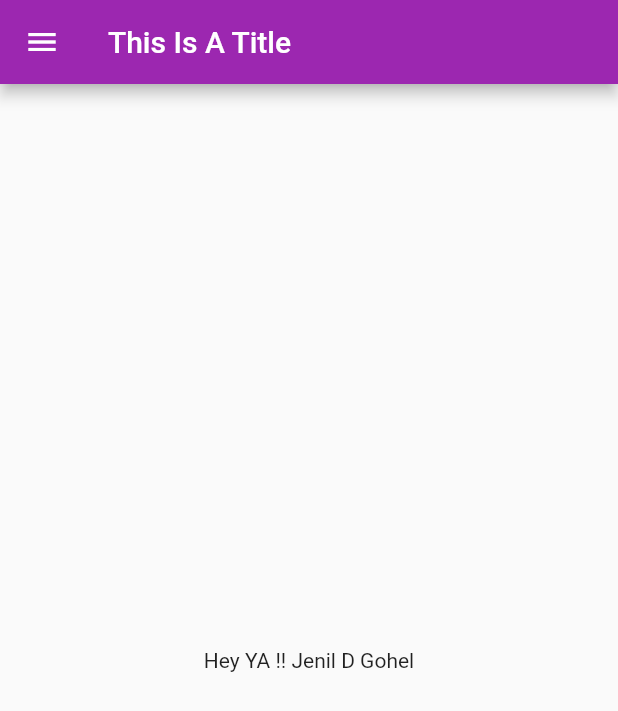
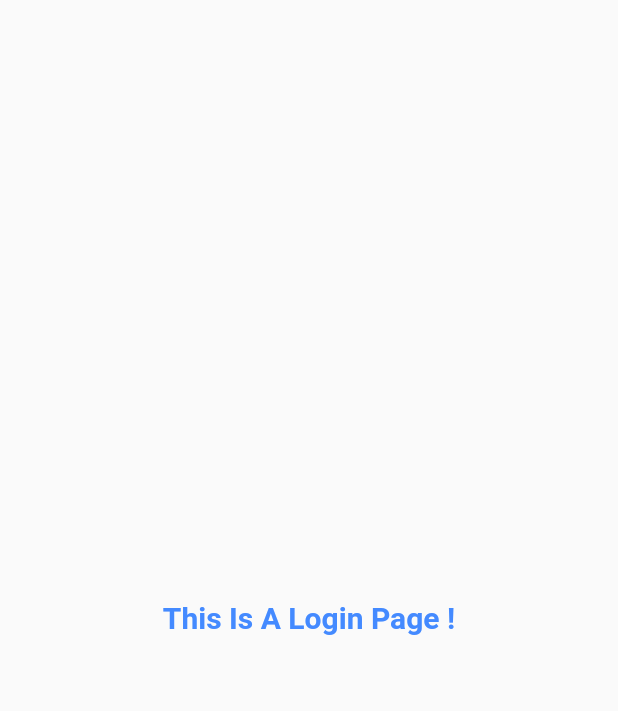
Before and after one commit to TheJenilDGohel/Learning-Flutter, a Flutter app: the screen it shows after launch, on a phone screen of 412 x 824 dp. Shown: the top 711 px of the screen. Run offline on Flutter 3.47's test engine with Material 2 defaults, Android fonts, the phone set to English and light mode, and no system bars.

Commit message:
day3 Completed

```diff
--- a/lib/main.dart
+++ b/lib/main.dart
@@ -1,5 +1,6 @@
 import 'package:flutter/material.dart';
-import 'package:flutter_application_1/home_page.dart';
+import 'package:flutter_application_1/pages/home_page.dart';
+import 'package:flutter_application_1/pages/login_page.dart';
 
 void main() {
   runApp(MyApp());
@@ -9,7 +10,14 @@ class MyApp extends StatelessWidget {
   @override
   Widget build(BuildContext context) {
     return MaterialApp(
-      home: HomePage(),
+      themeMode: ThemeMode.light,
+      theme: ThemeData(primarySwatch: Colors.deepPurple),
+      darkTheme: ThemeData(brightness: Brightness.dark),
+      initialRoute: "/",
+      routes: {
+        "/home": (context) => HomePage(),
+        "/": (context) => Loginpage(),
+      },
     );
   }
 }
--- a/lib/home_page.dart
+++ b/lib/pages/home_page.dart
@@ -8,14 +8,13 @@ class HomePage extends StatelessWidget {
       appBar: AppBar(
         title: Text("This Is A Title"),
         shadowColor: Colors.black,
-        backgroundColor: Colors.purple,
       ),
       body: Center(
         child: Container(
-          child: Text("Hey YA !! $name"),
+          child: Text("Hey YA Bro !! $name"),
         ),
       ),
-      drawer: Drawer(backgroundColor: Colors.purpleAccent),
+      drawer: Drawer(),
     );
   }
 }
--- /dev/null
+++ b/lib/pages/login_page.dart
@@ -0,0 +1,20 @@
+import 'package:flutter/material.dart';
+
+class Loginpage extends StatelessWidget {
+  @override
+  Widget build(BuildContext context) {
+    return Scaffold(
+      body: Center(
+        child: Container(
+          child: Text(
+            "This Is A Login Page !",
+            style: TextStyle(
+                fontSize: 20,
+                color: Colors.blueAccent,
+                fontWeight: FontWeight.bold),
+          ),
+        ),
+      ),
+    );
+  }
+}
```
Also changed, not shown: 1 other file.
